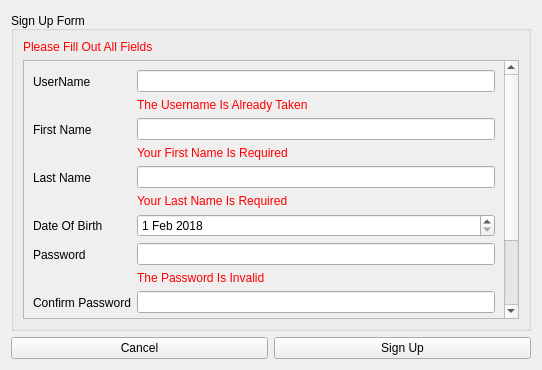
The window that signup.ui (billonatafji/EECE435LProject) describes before a commit, drawn with Qt 5.
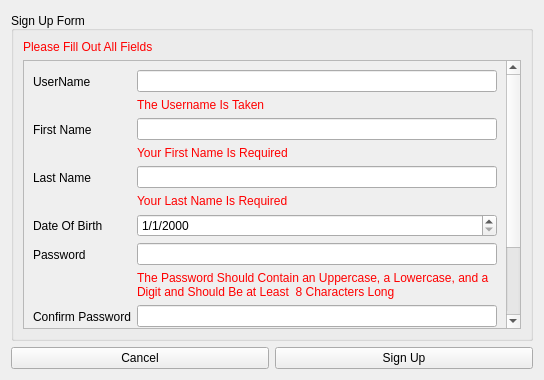
The same window after the commit.

The edit to the form file:
```diff
--- a/signup.ui
+++ b/signup.ui
@@ -6,8 +6,8 @@
    <rect>
     <x>0</x>
     <y>0</y>
-    <width>542</width>
-    <height>370</height>
+    <width>544</width>
+    <height>380</height>
    </rect>
   </property>
   <property name="windowTitle">
@@ -56,9 +56,9 @@
            <property name="geometry">
             <rect>
              <x>0</x>
-             <y>0</y>
-             <width>482</width>
-             <height>415</height>
+             <y>-35</y>
+             <width>484</width>
+             <height>449</height>
             </rect>
            </property>
            <layout class="QGridLayout" name="gridLayout_2">
@@ -85,7 +85,7 @@
                    <string notr="true">color:red;</string>
                   </property>
                   <property name="text">
-                   <string>The Username Is Already Taken</string>
+                   <string>The Username Is Taken</string>
                   </property>
                  </widget>
                 </item>
@@ -153,15 +153,18 @@
                   <hour>0</hour>
                   <minute>0</minute>
                   <second>0</second>
-                  <year>2018</year>
-                  <month>2</month>
+                  <year>2000</year>
+                  <month>1</month>
                   <day>1</day>
                  </datetime>
                 </property>
+                <property name="displayFormat">
+                 <string>M/d/yyyy</string>
+                </property>
                 <property name="date">
                  <date>
-                  <year>2018</year>
-                  <month>2</month>
+                  <year>2000</year>
+                  <month>1</month>
                   <day>1</day>
                  </date>
                 </property>
@@ -189,7 +192,10 @@
                    <string notr="true">color:red;</string>
                   </property>
                   <property name="text">
-                   <string>The Password Is Invalid</string>
+                   <string>The Password Should Contain an Uppercase, a Lowercase, and a Digit and Should Be at Least  8 Characters Long</string>
+                  </property>
+                  <property name="wordWrap">
+                   <bool>true</bool>
                   </property>
                  </widget>
                 </item>
```
